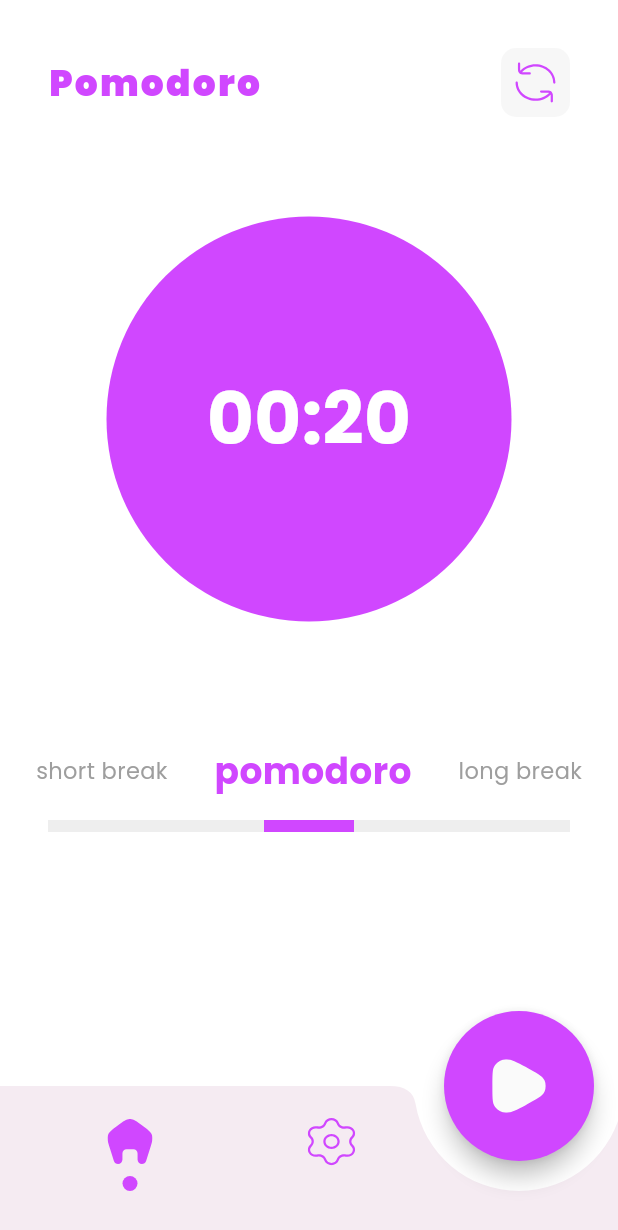
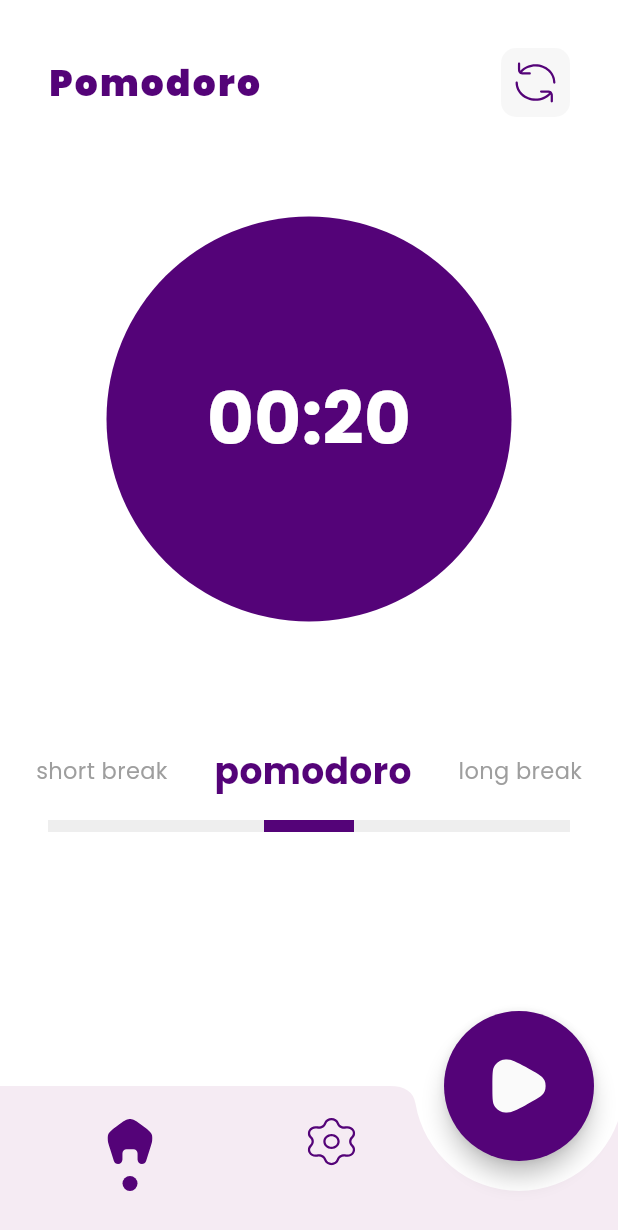
Before and after one commit to vechnetmakuyana/pomodoro, a Flutter app: the screen it shows after launch, on a phone screen of 412 x 824 dp. Shown: the top 1230 px of the screen. Run offline on Flutter 3.47's test engine with Material 3 defaults, Android fonts, the phone set to English and light mode, and no system bars; drawn by our look-alikes of circular_countdown_timer; our stand-ins replace flutter_svg, go_router, google_fonts.

Commit message:
launcher icons and color change

```diff
--- a/lib/utils/colors.dart
+++ b/lib/utils/colors.dart
@@ -1,4 +1,4 @@
 import 'package:flutter/material.dart';
 
-const Color kPrimaryColor = Color.fromRGBO(208, 71, 255, 100);
+const Color kPrimaryColor = Color(0xff540378);
 const Color kGreyColor=Color.fromRGBO(0, 0, 0, 0.3);
```
Also changed, not shown: assets/images/home.svg, assets/images/home_outline.svg, assets/images/pomodoro_icon.jpeg (added), assets/images/refresh.svg, assets/images/setting.svg, assets/images/setting_outline.svg, 54 other files.
